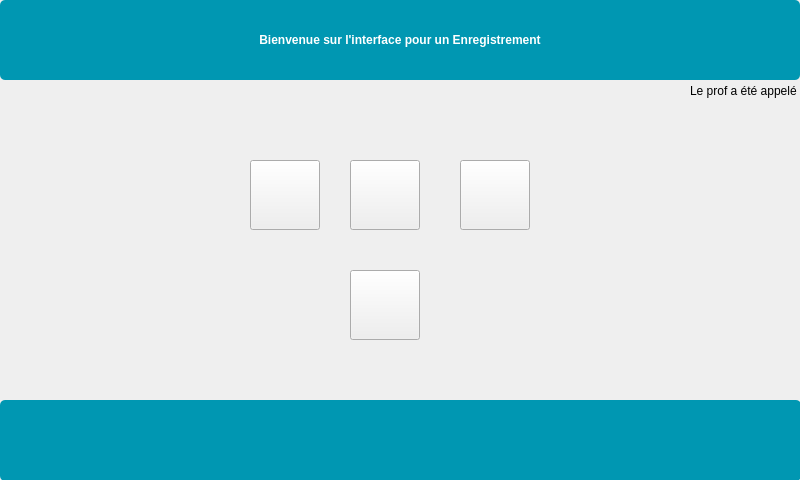
Qt form InterfaceEleve/interfaceenregistrement.ui (Sam-Depardieu/Labo-de-langue) before a commit.
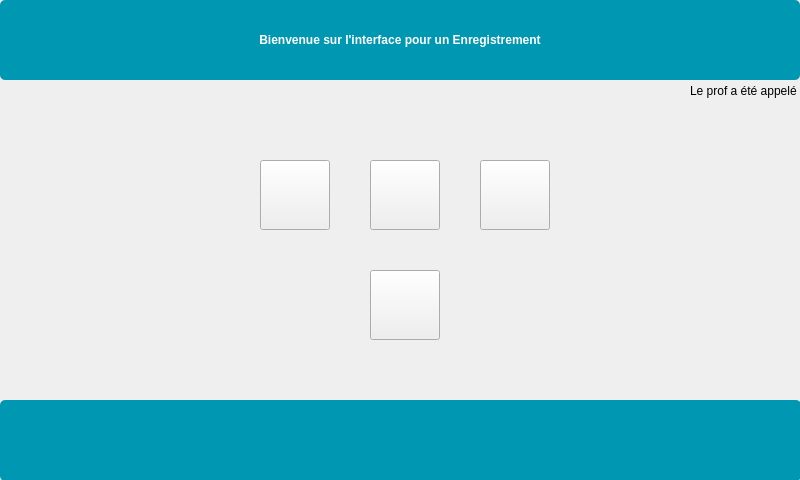
The same form after that commit. Icons and pictures are not drawn.

```diff
--- a/InterfaceEleve/interfaceenregistrement.ui
+++ b/InterfaceEleve/interfaceenregistrement.ui
@@ -53,7 +53,7 @@
   <widget class="QPushButton" name="pushButtonAvancer">
    <property name="geometry">
     <rect>
-     <x>460</x>
+     <x>480</x>
      <y>160</y>
      <width>70</width>
      <height>70</height>
@@ -150,7 +150,7 @@
   <widget class="QPushButton" name="pushButtonSpeak">
    <property name="geometry">
     <rect>
-     <x>350</x>
+     <x>370</x>
      <y>270</y>
      <width>70</width>
      <height>70</height>
@@ -188,7 +188,7 @@
   <widget class="QPushButton" name="pushButtonPause">
    <property name="geometry">
     <rect>
-     <x>350</x>
+     <x>370</x>
      <y>160</y>
      <width>70</width>
      <height>70</height>
@@ -217,7 +217,7 @@
   <widget class="QPushButton" name="pushButtonRetourArriere">
    <property name="geometry">
     <rect>
-     <x>250</x>
+     <x>260</x>
      <y>160</y>
      <width>70</width>
      <height>70</height>
```
